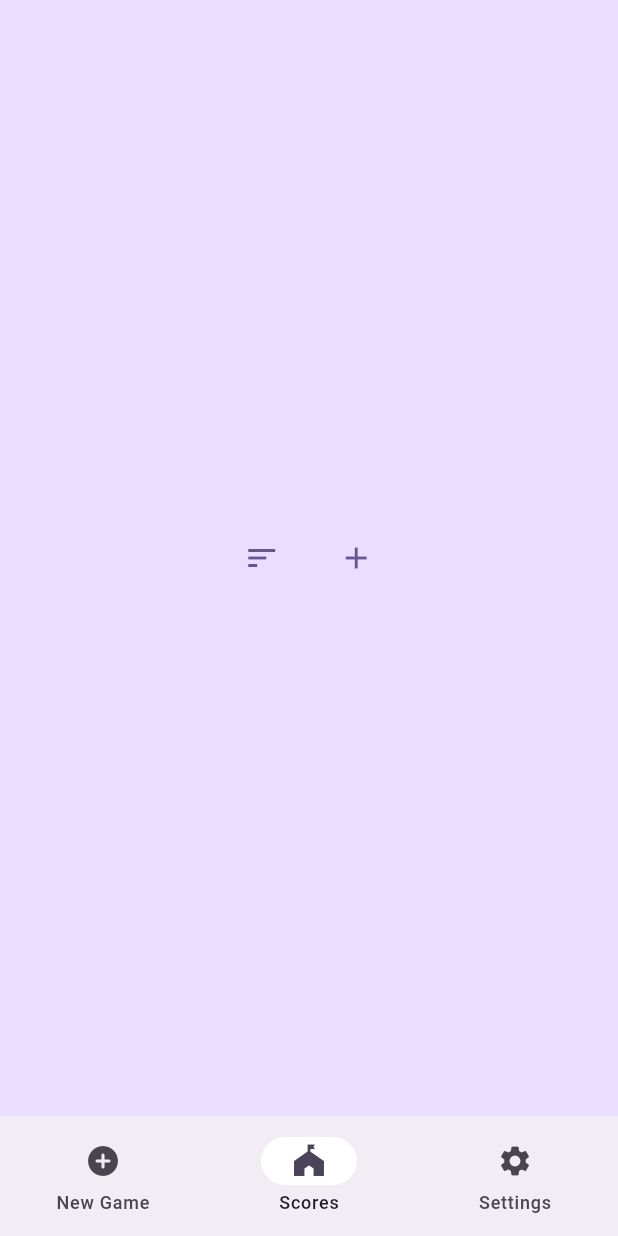
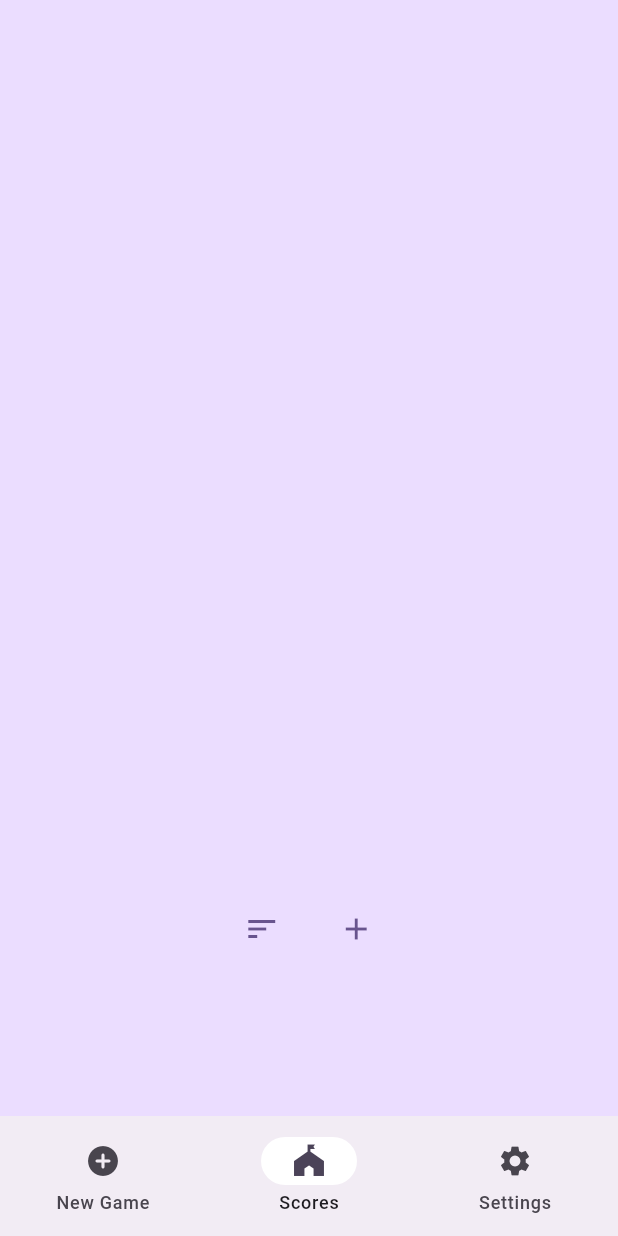
Before and after one commit to Jontaybr24/Scorekeeper, a Flutter app: the screen it shows after launch, item 2 of the bottom bar chosen, on a phone screen of 412 x 824 dp. Run offline on Flutter 3.47's test engine with Material 3 defaults, Android fonts, the phone set to English and light mode, and no system bars.

Commit message:
moved player cap to 6 and scale the UI accordingly

```diff
--- a/lib/main.dart
+++ b/lib/main.dart
@@ -17,10 +17,11 @@ class MyApp extends StatelessWidget {
       create: (context) => MyAppState(),
       child: MaterialApp(
         title: 'Namer App',
+        debugShowCheckedModeBanner: false,
         theme: ThemeData(
           useMaterial3: true,
           colorScheme: ColorScheme.fromSeed(seedColor: Colors.deepPurple),
-          platform: TargetPlatform.iOS,
+          platform: TargetPlatform.android,
         ),
         home: MyHomePage(),
       ),
@@ -226,7 +227,7 @@ class NewGamePage extends StatelessWidget {
               children: [
                 ElevatedButton.icon(
                   onPressed: () {
-                    if (players.length < 4){
+                    if (players.length < 6){
                       appState.addPlayer(nameController.text, 0);
                     }
                     else{
@@ -267,8 +268,17 @@ class ScorePage extends StatelessWidget {
         child: Column(
           mainAxisAlignment: MainAxisAlignment.center,
           children: [
+              ConstrainedBox(
+                constraints: BoxConstraints(
+                  minHeight: MediaQuery.of(context).size.height * 0.6,
+                  maxHeight: MediaQuery.of(context).size.height * 0.6,
+                  minWidth: MediaQuery.of(context).size.width * 0.85,
+                  maxWidth: MediaQuery.of(context).size.width * 0.85,
+                  ),
+                child: Column(children: [
               for (var player in players)
-                NameCardFull(player: player),
+                NameCardFull(player: player, gamestate: appState.gamestate,),]),
+              ),
               Row(
                 mainAxisAlignment: MainAxisAlignment.center,
                 children: [
@@ -378,19 +388,27 @@ class NameCardFull extends StatelessWidget {
   const NameCardFull({
     super.key,
     required this.player,
+    required this.gamestate,
     });
 
   final Player player;
+  final Gamestate gamestate;
 
   @override
   Widget build(BuildContext context) {
     var theme = Theme.of(context);
+
     var style = theme.textTheme.displayMedium!.copyWith(
+      fontSize: gamestate.playerCount > 4 ? 40 : 50,
       color: theme.colorScheme.onPrimary,
     );
 
     return Card(
       color: theme.colorScheme.primary,
+      child: ConstrainedBox(
+        constraints: BoxConstraints(
+          maxHeight: gamestate.playerCount > 4 ? MediaQuery.of(context).size.height * 0.6 * .15 : MediaQuery.of(context).size.height * 0.6 * .2,
+        ),
           child: Padding(
           padding: const EdgeInsets.all(20.0),
           child: Row(children: [
@@ -410,15 +428,14 @@ class NameCardFull extends StatelessWidget {
               ),
               Align(
                 alignment: Alignment.topLeft,
-              child: Container(
                 child: Text(
                   "${player.score}",
                   style: style
                 )
               )
-            )
             ],
           ),
+        )
       )
     );
   }
```
Lines whose indentation alone changed are shown as unchanged.
